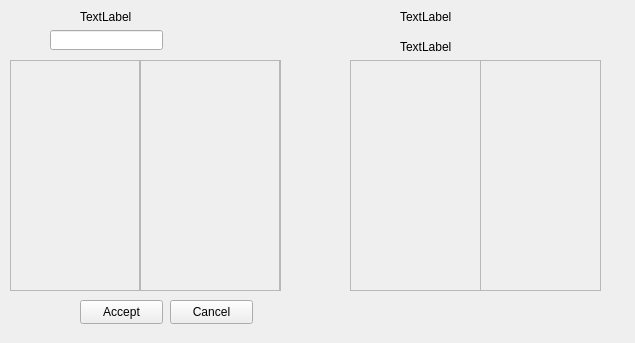
maresc-g/linumon, file MMO/Res/tradeview.ui: the form before one commit.
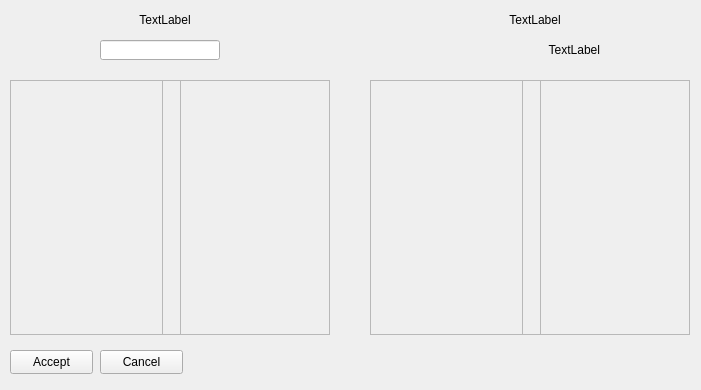
The form after the commit.

What changed in the file:
```diff
--- a/MMO/Res/tradeview.ui
+++ b/MMO/Res/tradeview.ui
@@ -6,8 +6,8 @@
    <rect>
     <x>0</x>
     <y>0</y>
-    <width>635</width>
-    <height>343</height>
+    <width>701</width>
+    <height>390</height>
    </rect>
   </property>
   <property name="windowTitle">
@@ -16,59 +16,71 @@
   <widget class="QLineEdit" name="le_money">
    <property name="geometry">
     <rect>
-     <x>50</x>
-     <y>30</y>
-     <width>113</width>
+     <x>100</x>
+     <y>40</y>
+     <width>120</width>
      <height>20</height>
     </rect>
    </property>
+   <property name="alignment">
+    <set>Qt::AlignRight|Qt::AlignTrailing|Qt::AlignVCenter</set>
+   </property>
   </widget>
   <widget class="QLabel" name="l_otherName">
    <property name="geometry">
     <rect>
-     <x>400</x>
+     <x>460</x>
      <y>10</y>
-     <width>57</width>
-     <height>14</height>
+     <width>150</width>
+     <height>20</height>
     </rect>
    </property>
    <property name="text">
     <string>TextLabel</string>
    </property>
+   <property name="alignment">
+    <set>Qt::AlignCenter</set>
+   </property>
   </widget>
   <widget class="QLabel" name="l_name">
    <property name="geometry">
     <rect>
-     <x>80</x>
+     <x>90</x>
      <y>10</y>
-     <width>57</width>
-     <height>14</height>
+     <width>150</width>
+     <height>20</height>
     </rect>
    </property>
    <property name="text">
     <string>TextLabel</string>
    </property>
+   <property name="alignment">
+    <set>Qt::AlignCenter</set>
+   </property>
   </widget>
   <widget class="QLabel" name="l_otherMoney">
    <property name="geometry">
     <rect>
-     <x>400</x>
+     <x>480</x>
      <y>40</y>
-     <width>57</width>
-     <height>14</height>
+     <width>120</width>
+     <height>20</height>
     </rect>
    </property>
    <property name="text">
     <string>TextLabel</string>
    </property>
+   <property name="alignment">
+    <set>Qt::AlignRight|Qt::AlignTrailing|Qt::AlignVCenter</set>
+   </property>
   </widget>
   <widget class="QFrame" name="f_toTrade">
    <property name="geometry">
     <rect>
      <x>10</x>
-     <y>60</y>
-     <width>271</width>
-     <height>231</height>
+     <y>80</y>
+     <width>320</width>
+     <height>255</height>
     </rect>
    </property>
    <property name="frameShape">
@@ -82,8 +94,8 @@
      <rect>
       <x>0</x>
       <y>0</y>
-      <width>131</width>
-      <height>231</height>
+      <width>153</width>
+      <height>255</height>
      </rect>
     </property>
     <property name="frameShape">
@@ -96,10 +108,10 @@
    <widget class="QFrame" name="f_mobs">
     <property name="geometry">
      <rect>
-      <x>129</x>
+      <x>170</x>
       <y>0</y>
-      <width>141</width>
-      <height>231</height>
+      <width>153</width>
+      <height>255</height>
      </rect>
     </property>
     <property name="frameShape">
@@ -113,10 +125,10 @@
   <widget class="QFrame" name="f_otherToTrade">
    <property name="geometry">
     <rect>
-     <x>350</x>
-     <y>60</y>
-     <width>251</width>
-     <height>231</height>
+     <x>370</x>
+     <y>80</y>
+     <width>320</width>
+     <height>255</height>
     </rect>
    </property>
    <property name="frameShape">
@@ -130,8 +142,8 @@
      <rect>
       <x>0</x>
       <y>0</y>
-      <width>131</width>
-      <height>231</height>
+      <width>153</width>
+      <height>255</height>
      </rect>
     </property>
     <property name="frameShape">
@@ -144,10 +156,10 @@
    <widget class="QFrame" name="f_otherMobs">
     <property name="geometry">
      <rect>
-      <x>130</x>
+      <x>170</x>
       <y>0</y>
-      <width>121</width>
-      <height>231</height>
+      <width>153</width>
+      <height>255</height>
      </rect>
     </property>
     <property name="frameShape">
@@ -161,8 +173,8 @@
   <widget class="QPushButton" name="b_accept">
    <property name="geometry">
     <rect>
-     <x>80</x>
-     <y>300</y>
+     <x>10</x>
+     <y>350</y>
      <width>83</width>
      <height>24</height>
     </rect>
@@ -174,8 +186,8 @@
   <widget class="QPushButton" name="b_cancel">
    <property name="geometry">
     <rect>
-     <x>170</x>
-     <y>300</y>
+     <x>100</x>
+     <y>350</y>
      <width>83</width>
      <height>24</height>
     </rect>
```
